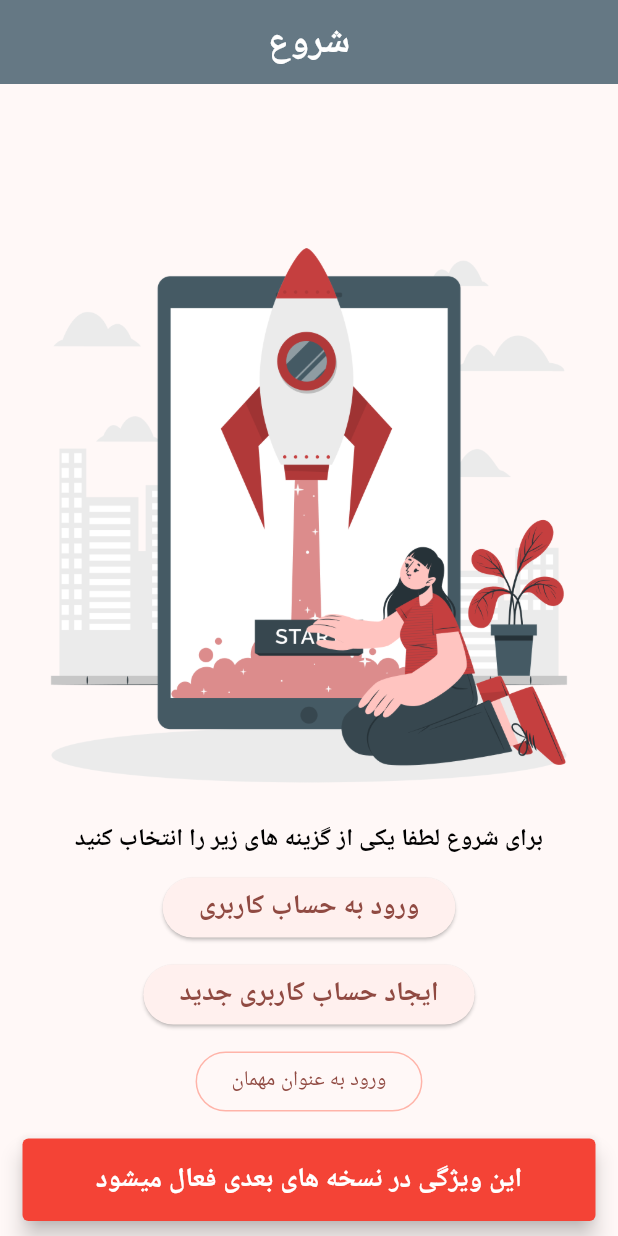
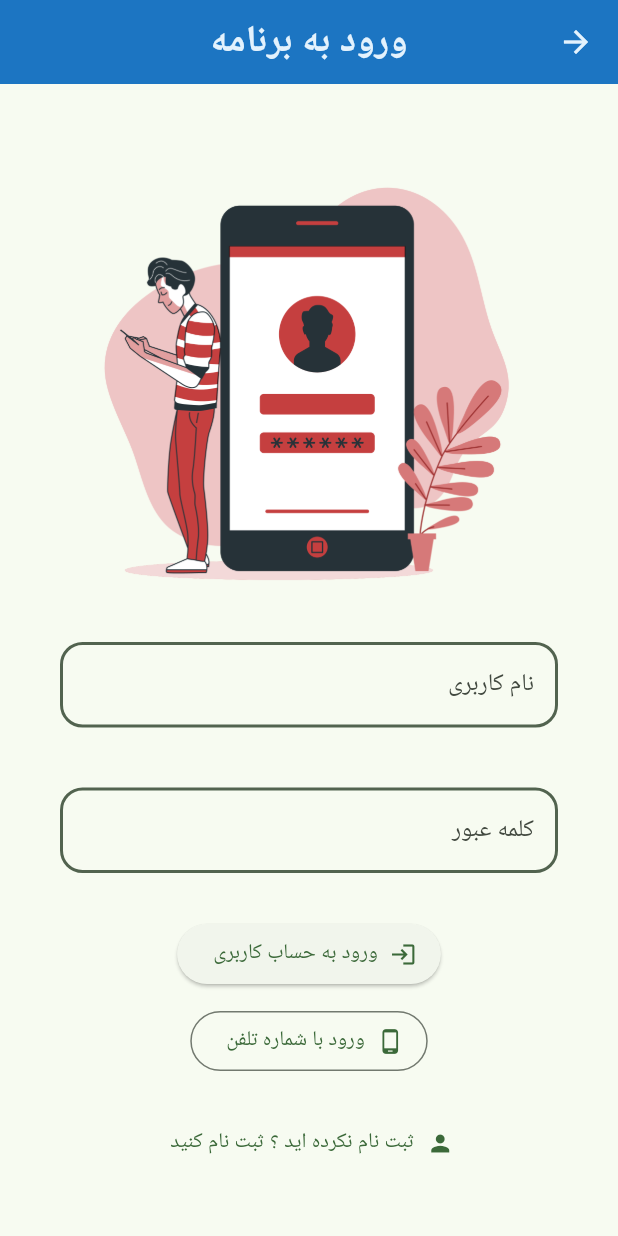
Before and after one commit to iam-hosseindarvishi/sell_pro, a Flutter app: the screen it shows after launch, after a tap on "ورود به حساب کاربری", on a phone screen of 412 x 824 dp. Run offline on Flutter 3.47's test engine with Material 3 defaults, Android fonts, the phone set to English and light mode, and no system bars.

Commit message:
feat : add login page , add AppTextField with cosutme border

```diff
--- a/lib/main.dart
+++ b/lib/main.dart
@@ -1,5 +1,6 @@
 import 'package:flutter/material.dart';
-import 'package:sell_pro/src/features/splash/presentation/views/splash_screen_veiw.dart';
+
+import 'src/features/splash/presentation/pages/splash_screen_page.dart';
 
 void main() {
   runApp(const MyApp());
@@ -30,10 +31,10 @@ class MyApp extends StatelessWidget {
         //
         // This works for code too, not just values: Most code changes can be
         // tested with just a hot reload.
-        colorScheme: ColorScheme.fromSeed(seedColor: Colors.red),
+        colorScheme: ColorScheme.fromSeed(seedColor: Colors.green),
         useMaterial3: true,
       ),
-      home: const SplashScreenView(),
+      home: const SplashScreenPage(),
     );
   }
 }
--- /dev/null
+++ b/lib/src/core/styles/app_text_field_style.dart
@@ -0,0 +1,27 @@
+import 'package:flutter/material.dart';
+
+class AppTextFieldBorderStyle {
+  final Color borderColor;
+  AppTextFieldBorderStyle(this.borderColor);
+
+  // enabled outline
+  OutlineInputBorder get enabledBorder {
+    return OutlineInputBorder(
+        borderRadius: BorderRadius.circular(15.0),
+        borderSide: BorderSide(width: 2.0, color: borderColor));
+  }
+
+  // focused border
+  OutlineInputBorder get focusedBorder {
+    return OutlineInputBorder(
+        borderRadius: BorderRadius.circular(15.0),
+        borderSide: BorderSide(width: 2.0, color: borderColor));
+  }
+
+  // error Border
+  OutlineInputBorder get errorBorder {
+    return OutlineInputBorder(
+        borderRadius: BorderRadius.circular(15.0),
+        borderSide: BorderSide(width: 2, color: borderColor));
+  }
+}
--- /dev/null
+++ b/lib/src/features/login/presentation/pages/login_page.dart
@@ -0,0 +1,71 @@
+import 'package:flutter/material.dart';
+import '../../../../shared/widgets/app_text_field.dart';
+
+class LoginPage extends StatelessWidget {
+  const LoginPage({super.key});
+
+  @override
+  Widget build(BuildContext context) {
+    return Directionality(
+      textDirection: TextDirection.rtl,
+      child: Scaffold(
+        appBar: AppBar(
+          centerTitle: true,
+          backgroundColor: Theme.of(context).primaryColorDark,
+          title: Text(
+            "ورود به برنامه",
+            style: TextStyle(
+                fontWeight: FontWeight.bold,
+                color: Theme.of(context).secondaryHeaderColor,
+                fontSize: 25.0),
+          ),
+          elevation: 5.00,
+          iconTheme:
+              IconThemeData(color: Theme.of(context).secondaryHeaderColor),
+        ),
+        body: Padding(
+          padding: const EdgeInsets.symmetric(vertical: 40.0, horizontal: 40.0),
+          child: SingleChildScrollView(
+            child: Column(
+              children: [
+                Image.asset("assets/login_page_hero_image.png"),
+                const SizedBox(
+                  width: 20.0,
+                ),
+                AppTextField(
+                    hintText: "نام کاربری", keyboardType: TextInputType.name),
+                const SizedBox(height: 40.0),
+                AppTextField(
+                  hintText: "کلمه عبور",
+                  keyboardType: TextInputType.visiblePassword,
+                  enableObscureText: true,
+                  enableAutoCorrect: false,
+                  enableSuggestions: false,
+                ),
+                const SizedBox(height: 30.0),
+                // buttons
+                ElevatedButton.icon(
+                    onPressed: () {},
+                    icon: Icon(Icons.login),
+                    label: Text("ورود به حساب کاربری")),
+                const SizedBox(height: 10.0),
+                // buttons
+                OutlinedButton.icon(
+                    onPressed: () {},
+                    icon: Icon(Icons.phone_android),
+                    label: Text("ورود با شماره تلفن")),
+                const SizedBox(
+                  height: 20.0,
+                ),
+                TextButton.icon(
+                    onPressed: () {},
+                    icon: Icon(Icons.person),
+                    label: Text("ثبت نام نکرده اید ؟ ثبت نام کنید"))
+              ],
+            ),
+          ),
+        ),
+      ),
+    );
+  }
+}
--- /dev/null
+++ b/lib/src/features/splash/presentation/pages/splash_screen_page.dart
@@ -0,0 +1,99 @@
+import 'package:flutter/material.dart';
+import 'package:sell_pro/src/core/styles/app_text_style.dart';
+import 'package:sell_pro/src/features/login/presentation/pages/login_page.dart';
+
+class SplashScreenPage extends StatelessWidget {
+  const SplashScreenPage({super.key});
+
+  @override
+  Widget build(BuildContext context) {
+    return SafeArea(
+      child: Scaffold(
+        appBar: AppBar(
+          title: Text(
+            "شروع",
+            style: TextStyle(
+                fontWeight: FontWeight.bold,
+                color: Theme.of(context).secondaryHeaderColor,
+                fontSize: 25.0),
+          ),
+          centerTitle: true,
+          backgroundColor: Theme.of(context).primaryColorDark,
+          elevation: 5,
+        ),
+        body: Center(
+          child: Padding(
+            padding: const EdgeInsets.symmetric(vertical: 30.0),
+            child: Column(
+              mainAxisAlignment: MainAxisAlignment.start,
+              children: [
+                Image.asset("assets/Launching-cuate.png"),
+                const SizedBox(
+                  height: 40.0,
+                ),
+                const Text(
+                  "برای شروع لطفا یکی از گزینه های زیر را انتخاب کنید",
+                  style: TextStyle(
+                      color: Colors.black,
+                      fontSize: 16,
+                      fontWeight: FontWeight.bold),
+                ),
+                const SizedBox(
+                  height: 10.00,
+                ),
+                ElevatedButton(
+                    onPressed: () {
+                      Navigator.push(
+                          context,
+                          MaterialPageRoute(
+                            builder: (context) => const LoginPage(),
+                          ));
+                    },
+                    child: const Text(
+                      "ورود به حساب کاربری",
+                      style: AppTextStyle.xLargeBlackBold,
+                    )),
+                const SizedBox(
+                  height: 10.00,
+                ),
+                ElevatedButton(
+                    onPressed: () {
+                      ScaffoldMessenger.of(context).showSnackBar(const SnackBar(
+                        backgroundColor: Colors.red,
+                        content: Center(
+                            child: Text(
+                          "این ویژگی در نسخه های بعدی فعال میشود",
+                          style: TextStyle(
+                              color: Colors.white,
+                              fontWeight: FontWeight.bold,
+                              fontSize: 18.00),
+                        )),
+                        behavior: SnackBarBehavior.floating,
+                      ));
+                    },
+                    child: const Text(
+                      "ایجاد حساب کاربری جدید",
+                      style: AppTextStyle.xLargeBlackBold,
+                    )),
+                const SizedBox(
+                  height: 10.00,
+                ),
+                OutlinedButton(
+                    style: OutlinedButton.styleFrom(
+                        side: BorderSide(
+                            color:
+                                Theme.of(context).colorScheme.inversePrimary)),
+                    onPressed: () {},
+                    child: Text(
+                      "ورود به عنوان مهمان",
+                      style: TextStyle(
+                          color: Theme.of(context).colorScheme.secondary),
+                    ))
+              ],
+            ),
+          ),
+        ),
+      ),
+    );
+  }
+}
--- a/lib/src/features/splash/presentation/views/splash_screen_veiw.dart
+++ /dev/null
@@ -1,96 +0,0 @@
-import 'package:flutter/material.dart';
-import 'package:sell_pro/src/core/styles/app_text_style.dart';
-
-class SplashScreenView extends StatelessWidget {
-  const SplashScreenView({super.key});
-
-  @override
-  Widget build(BuildContext context) {
-    return SafeArea(
-      child: Scaffold(
-        appBar: AppBar(
-          title: const Text(
-            "شروع",
-            style: TextStyle(
-                fontWeight: FontWeight.bold,
-                color: Colors.white,
-                fontSize: 25.0),
-          ),
-          centerTitle: true,
-          backgroundColor: Colors.blueGrey,
-          elevation: 5,
-        ),
-        body: Center(
-          child: Column(
-            mainAxisAlignment: MainAxisAlignment.center,
-            children: [
-              Image.asset("assets/Launching-cuate.png"),
-              const Text(
-                "برای شروع لطفا یکی از گزینه های زیر را انتخاب کنید",
-                style: TextStyle(
-                    color: Colors.black,
-                    fontSize: 16,
-                    fontWeight: FontWeight.bold),
-              ),
-              const SizedBox(
-                height: 10.00,
-              ),
-              ElevatedButton(
-                  onPressed: () {
-                    ScaffoldMessenger.of(context).showSnackBar(const SnackBar(
-                      backgroundColor: Colors.red,
-                      content: Center(
-                          child: Text(
-                        "این ویژگی در نسخه های بعدی فعال میشود",
-                        style: TextStyle(
-                            color: Colors.white,
-                            fontWeight: FontWeight.bold,
-                            fontSize: 18.00),
-                      )),
-                      behavior: SnackBarBehavior.floating,
-                    ));
-                  },
-                  child: const Text(
-                    "ورود به حساب کاربری",
-                    style: AppTextStyle.xLargeBlackBold,
-                  )),
-              const SizedBox(
-                height: 10.00,
-              ),
-              ElevatedButton(
-                  onPressed: () {
-                    ScaffoldMessenger.of(context).showSnackBar(const SnackBar(
-                      backgroundColor: Colors.red,
-                      content: Center(
-                          child: Text(
-                        "این ویژگی در نسخه های بعدی فعال میشود",
-                        style: TextStyle(
-                            color: Colors.white,
-                            fontWeight: FontWeight.bold,
-                            fontSize: 18.00),
-                      )),
-                      behavior: SnackBarBehavior.floating,
-                    ));
-                  },
-                  child: const Text(
-                    "ایجاد حساب کاربری جدید",
-                    style: AppTextStyle.xLargeBlackBold,
-                  )),
-              const SizedBox(
-                height: 10.00,
-              ),
-              OutlinedButton(
-                  style: OutlinedButton.styleFrom(
-                      side: BorderSide(
-                          color: Theme.of(context).colorScheme.inversePrimary)),
-                  onPressed: () {},
-                  child: const Text(
-                    "ورود به عنوان مهمان",
-                  ))
-            ],
-          ),
-        ),
-      ),
-    );
-  }
-}
--- /dev/null
+++ b/lib/src/shared/widgets/app_text_field.dart
@@ -0,0 +1,43 @@
+// ignore_for_file: must_be_immutable
+
+import 'package:flutter/material.dart';
+
+import '../../core/styles/app_text_field_style.dart';
+
+class AppTextField extends StatelessWidget {
+  final String hintText;
+  int? maxLines = 1;
+  final TextInputType keyboardType;
+  bool? enableObscureText;
+  bool? enableAutoCorrect;
+  bool? enableSuggestions;
+  AppTextField(
+      {super.key,
+      required this.hintText,
+      this.maxLines,
+      this.enableObscureText = false,
+      this.enableAutoCorrect = true,
+      this.enableSuggestions = true,
+      required this.keyboardType});
+
+  @override
+  Widget build(BuildContext context) {
+    return TextField(
+      keyboardType: keyboardType,
+      obscureText: enableObscureText!,
+      autocorrect: enableAutoCorrect!,
+      enableSuggestions: enableSuggestions!,
+      maxLines: 1,
+      decoration: InputDecoration(
+          hintText: hintText,
+          enabledBorder:
+              AppTextFieldBorderStyle(Theme.of(context).colorScheme.secondary)
+                  .enabledBorder,
+          focusedBorder: AppTextFieldBorderStyle(Theme.of(context).primaryColor)
+              .focusedBorder,
+          errorBorder:
+              AppTextFieldBorderStyle(Theme.of(context).colorScheme.error)
+                  .errorBorder),
+    );
+  }
+}
```
Also changed, not shown: assets/Launching-cuate.svg (deleted), assets/login_page_hero_image.png (added).
